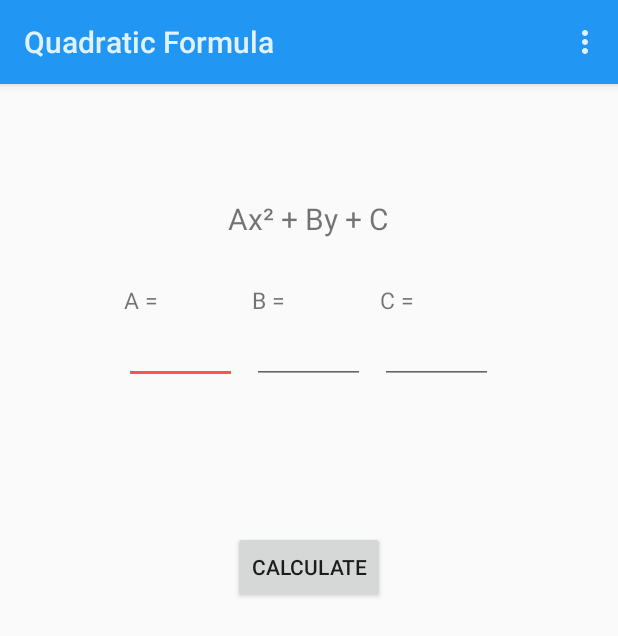
After one commit to dannymato/Geometry_Helper, an Android app: the QuadForm screen opened directly, with no data from a screen before it, on a phone screen of 412 x 824 dp. The commit adds this screen. Shown: the top 636 px of the screen. Run offline under Robolectric (Android 15) with nearby library versions, the phone set to English and light mode, and no system bars.

Commit message:
Add Quadratic Formula

```diff
--- a/app/src/main/AndroidManifest.xml
+++ b/app/src/main/AndroidManifest.xml
@@ -32,6 +32,10 @@
                 android:name="android.support.PARENT_ACTIVITY"
                 android:value="com.example.danny.geometryhelper.HomeScreen" />
         </activity>
+        <activity
+            android:name=".QuadForm"
+            android:label="@string/title_activity_quad_form" >
+        </activity>
     </application>
 
 </manifest>
--- a/app/src/main/java/com/example/danny/geometryhelper/HomeScreen.java
+++ b/app/src/main/java/com/example/danny/geometryhelper/HomeScreen.java
@@ -3,10 +3,8 @@ package com.example.danny.geometryhelper;
 import android.app.Activity;
 import android.app.ActivityOptions;
 import android.content.Intent;
-import android.hardware.Camera;
 import android.os.Build;
 import android.os.Bundle;
-import android.support.v7.widget.CardView;
 import android.util.Pair;
 import android.view.Menu;
 import android.view.MenuItem;
@@ -14,7 +12,6 @@ import android.view.View;
 import android.widget.AdapterView;
 import android.widget.GridView;
 import android.widget.ImageView;
-import android.widget.TextView;
 
 public class HomeScreen extends Activity {
 
@@ -26,7 +23,8 @@ public class HomeScreen extends Activity {
 
     private Class[] mActivities = {
             AreaTriangle.class,
-            AreaCircle.class
+            AreaCircle.class,
+            QuadForm.class
     };
     @Override
     protected void onCreate(Bundle savedInstanceState) {
@@ -44,7 +42,7 @@ public class HomeScreen extends Activity {
 
                 String transition;
 
-                Intent intent = new Intent(HomeScreen.this,mActivities[position]);
+                Intent intent = new Intent(HomeScreen.this, mActivities[position]);
                 if(Build.VERSION.SDK_INT >= Build.VERSION_CODES.LOLLIPOP){
                     transition = i.getTransitionName();
 
@@ -61,45 +59,6 @@ public class HomeScreen extends Activity {
         });
 
 
-      /*  tri.setOnClickListener(
-                new View.OnClickListener() {
-                    @Override
-                    public void onClick(View v) {
-
-                        Intent intent = new Intent(HomeScreen.this, AreaTriangle.class);
-                        if(Build.VERSION.SDK_INT >= Build.VERSION_CODES.LOLLIPOP){
-                            ActivityOptions options = ActivityOptions.
-                                    makeSceneTransitionAnimation(HomeScreen.this, triImage, getString(R.string.tirangle_transition_name));
-                            startActivity(intent, options.toBundle());
-
-                        }
-                        else{
-                            startActivity(intent);
-                        }
-
-                    }
-                }
-        );
-
-        circ.setOnClickListener(
-                new View.OnClickListener() {
-                    @Override
-                    public void onClick(View v) {
-
-                        Intent intent = new Intent(HomeScreen.this,AreaCircle.class);
-                        if(Build.VERSION.SDK_INT >= Build.VERSION_CODES.LOLLIPOP){
-                            ActivityOptions options = ActivityOptions.
-                                    makeSceneTransitionAnimation(HomeScreen.this, circImage, getString(R.string.circle_transition_name));
-                            startActivity(intent, options.toBundle());
-                        }
-                        else {
-                            startActivity(intent);
-                        }
-
-                    }
-                }
-        );
-        */
 
 
 
--- /dev/null
+++ b/app/src/main/java/com/example/danny/geometryhelper/QuadForm.java
@@ -0,0 +1,123 @@
+package com.example.danny.geometryhelper;
+
+import android.app.Activity;
+import android.os.Bundle;
+import android.view.KeyEvent;
+import android.view.Menu;
+import android.view.MenuItem;
+import android.view.View;
+import android.widget.Button;
+import android.widget.EditText;
+import android.widget.TextView;
+import android.widget.Toast;
+
+import org.w3c.dom.Text;
+
+public class QuadForm extends Activity {
+
+    EditText txtA;
+    EditText txtB;
+    EditText txtC;
+
+    double numA;
+    double numB;
+    double numC;
+    double numAns;
+    double numAns1;
+
+    double dis;
+
+    TextView txtAns;
+
+    Button calc;
+
+    @Override
+    protected void onCreate(Bundle savedInstanceState) {
+        super.onCreate(savedInstanceState);
+        setContentView(R.layout.activity_quad_form);
+
+        txtA = (EditText)findViewById(R.id.quadANum);
+        txtB = (EditText)findViewById(R.id.quadBNum);
+        txtC = (EditText)findViewById(R.id.quadCNum);
+
+        txtAns = (TextView)findViewById(R.id.quadAns);
+
+        calc = (Button) findViewById(R.id.quadCalc);
+
+        txtA.setOnKeyListener(new View.OnKeyListener() {
+            @Override
+            public boolean onKey(View v, int keyCode, KeyEvent event) {
+                calculate();
+                return false;
+            }
+        });
+        txtB.setOnKeyListener(new View.OnKeyListener() {
+            @Override
+            public boolean onKey(View v, int keyCode, KeyEvent event) {
+                calculate();
+                return false;
+            }
+        });
+        txtC.setOnKeyListener(new View.OnKeyListener() {
+            @Override
+            public boolean onKey(View v, int keyCode, KeyEvent event) {
+                calculate();
+                return false;
+            }
+        });
+
+        calc.setOnClickListener(new View.OnClickListener() {
+            @Override
+            public void onClick(View v) {
+                calculate();
+            }
+        });
+    }
+
+    @Override
+    public boolean onCreateOptionsMenu(Menu menu) {
+        // Inflate the menu; this adds items to the action bar if it is present.
+        getMenuInflater().inflate(R.menu.menu_quad_form, menu);
+        return true;
+    }
+
+    @Override
+    public boolean onOptionsItemSelected(MenuItem item) {
+        // Handle action bar item clicks here. The action bar will
+        // automatically handle clicks on the Home/Up button, so long
+        // as you specify a parent activity in AndroidManifest.xml.
+        int id = item.getItemId();
+
+        //noinspection SimplifiableIfStatement
+        if (id == R.id.action_settings) {
+            return true;
+        }
+
+        return super.onOptionsItemSelected(item);
+    }
+
+    protected void calculate(){
+        if(txtB.getText().toString().equals("") || txtA.getText().toString().equals("") || txtC.getText().toString().equals("")){}
+
+        else{
+
+            numA = Double.parseDouble(txtA.getText().toString());
+            numB = Double.parseDouble(txtB.getText().toString());
+            numC = Double.parseDouble(txtC.getText().toString());
+            dis = (Math.pow(numB, 2)) + (- 4*numA*numB);
+
+            if(dis < 0){
+                //txtAns.setText("Not a Real Number");
+                Toast toast = Toast.makeText(this, "The Answer is not a Real Number", Toast.LENGTH_SHORT);
+                toast.show();
+
+            }
+            else{
+                numAns = ((-numB) + Math.sqrt(dis))/(2*numA);
+                numAns1 = ((-numB) - Math.sqrt(dis))/(2*numA);
+
+                txtAns.setText("X = " + String.format("%.5f",numAns) + ", " + String.format("%.5f",numAns1));
+            }
+        }
+    }
+}
--- /dev/null
+++ b/app/src/main/res/layout/activity_quad_form.xml
@@ -0,0 +1,125 @@
+<RelativeLayout xmlns:android="http://schemas.android.com/apk/res/android"
+    xmlns:tools="http://schemas.android.com/tools"
+    android:layout_width="match_parent"
+    android:layout_height="match_parent"
+    android:paddingBottom="@dimen/activity_vertical_margin"
+    android:paddingLeft="@dimen/activity_horizontal_margin"
+    android:paddingRight="@dimen/activity_horizontal_margin"
+    android:paddingTop="@dimen/activity_vertical_margin"
+    tools:context="com.macdows.mathhelper.QuadForm" >
+
+    <LinearLayout
+        android:id="@+id/quadDescLayout"
+        android:layout_width="fill_parent"
+        android:layout_height="wrap_content"
+        android:layout_marginTop="60dp"
+        android:gravity="center"
+        android:orientation="horizontal" >
+
+        <TextView
+            android:id="@+id/quadDesc"
+            android:layout_width="wrap_content"
+            android:layout_height="wrap_content"
+            android:text="@string/quadDesc"
+            android:textSize="20sp" />
+    </LinearLayout>
+
+    <TableLayout
+        android:id="@+id/tableLayout1"
+        android:layout_width="fill_parent"
+        android:layout_height="wrap_content"
+        android:layout_below="@+id/quadDescLayout"
+        android:gravity="center"
+        android:orientation="horizontal"
+        android:layout_marginTop="30dp" >
+
+        <TableRow
+            android:id="@+id/quadTableRow1"
+            android:layout_width="wrap_content"
+            android:layout_height="0dp"
+            android:layout_weight="1"
+            android:gravity="center" >
+
+            <TextView
+                android:id="@+id/quadATxt"
+                android:layout_width="wrap_content"
+                android:layout_height="wrap_content"
+                android:text="@string/quadA"
+                android:textSize="15sp"
+                android:layout_marginRight="10dp"
+                />
+
+            <TextView
+                android:id="@+id/quadBTxt"
+                android:layout_width="wrap_content"
+                android:layout_height="wrap_content"
+                android:text="@string/quadB"
+                android:textSize="15sp" />
+
+            <TextView
+                android:id="@+id/quadCTxt"
+                android:layout_width="wrap_content"
+                android:layout_height="wrap_content"
+                android:text="@string/quadC"
+                android:textSize="15sp"
+                android:layout_marginLeft="10dp" />
+        </TableRow>
+
+        <TableRow
+            android:id="@+id/quadTableRow2"
+            android:layout_width="wrap_content"
+            android:layout_height="0dp"
+            android:layout_weight="1"
+            android:gravity="center" >
+
+            <EditText
+                android:id="@+id/quadANum"
+                android:layout_width="75dp"
+                android:layout_height="wrap_content"
+                android:ems="10"
+                android:inputType="numberDecimal|numberSigned"
+                android:layout_marginRight="10dp"
+                android:imeOptions="actionNext" >
+
+                <requestFocus />
+            </EditText>
+
+            <EditText
+                android:id="@+id/quadBNum"
+                android:layout_width="75dp"
+                android:layout_height="wrap_content"
+                android:ems="10"
+                android:inputType="numberDecimal|numberSigned"
+                android:imeOptions="actionNext"
+                />
+
+            <EditText
+                android:id="@+id/quadCNum"
+                android:layout_width="75dp"
+                android:layout_height="wrap_content"
+                android:ems="10"
+                android:inputType="numberDecimal|numberSigned"
+                android:layout_marginLeft="10dp"
+                android:imeOptions="actionDone"/>
+        </TableRow>
+    </TableLayout>
+
+    <TextView
+        android:id="@+id/quadAns"
+        android:layout_width="wrap_content"
+        android:layout_height="wrap_content"
+        android:layout_below="@+id/quadCalc"
+        android:layout_centerHorizontal="true"
+        android:layout_marginTop="40dp"
+        android:textSize="15sp" />
+
+    <Button
+        android:id="@+id/quadCalc"
+        android:layout_width="wrap_content"
+        android:layout_height="wrap_content"
+        android:layout_below="@+id/tableLayout1"
+        android:layout_centerHorizontal="true"
+        android:layout_marginTop="98dp"
+        android:text="@string/Calc" />
+
+</RelativeLayout>
--- /dev/null
+++ b/app/src/main/res/menu/menu_quad_form.xml
@@ -0,0 +1,6 @@
+<menu xmlns:android="http://schemas.android.com/apk/res/android"
+    xmlns:tools="http://schemas.android.com/tools"
+    tools:context="com.example.danny.geometryhelper.QuadForm">
+    <item android:id="@+id/action_settings" android:title="@string/action_settings"
+        android:orderInCategory="100" android:showAsAction="never" />
+</menu>
--- a/app/src/main/res/values/strings.xml
+++ b/app/src/main/res/values/strings.xml
@@ -13,4 +13,11 @@
     <string name="radius">Radius =</string>
     <string name="circle_transition_name">imgTransition1</string>
     <string name="quad_form_info">Quadratic Formula</string>
+    <string name="title_activity_quad_form">Quadratic Formula</string>
+    <string name="quadDesc">Ax&#178; + By + C</string>
+    <string name="quadA">A =</string>
+    <string name="quadB">B =</string>
+    <string name="quadC">C =</string>
+    <string name="Calc">Calculate</string>
+
 </resources>
```
